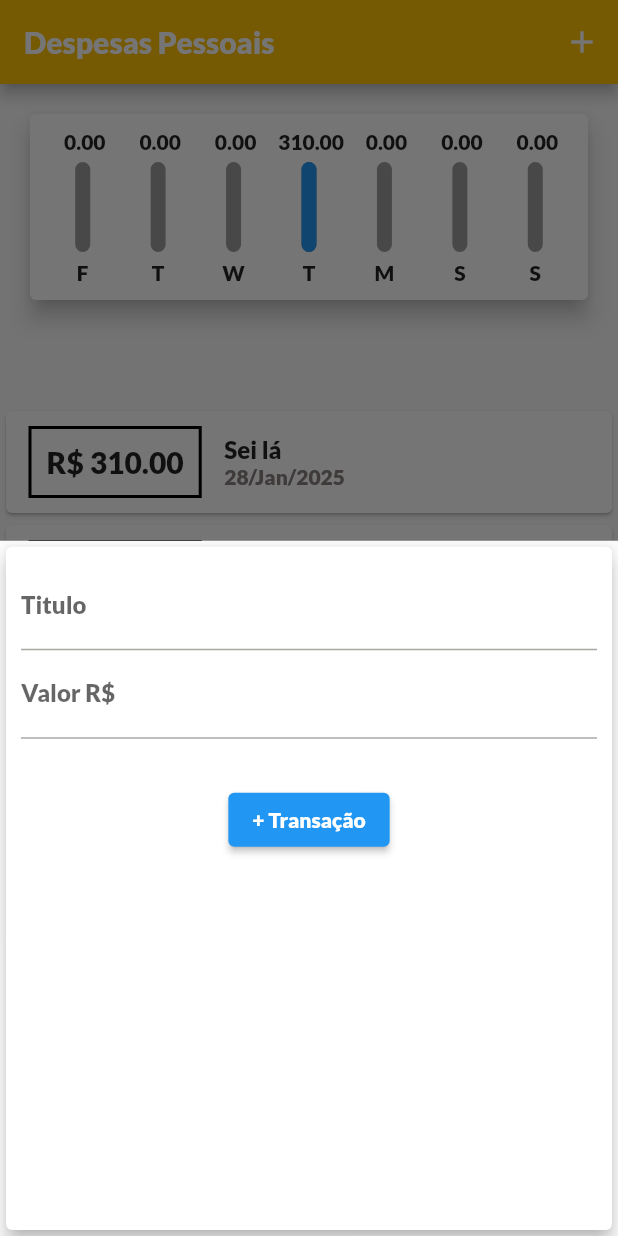
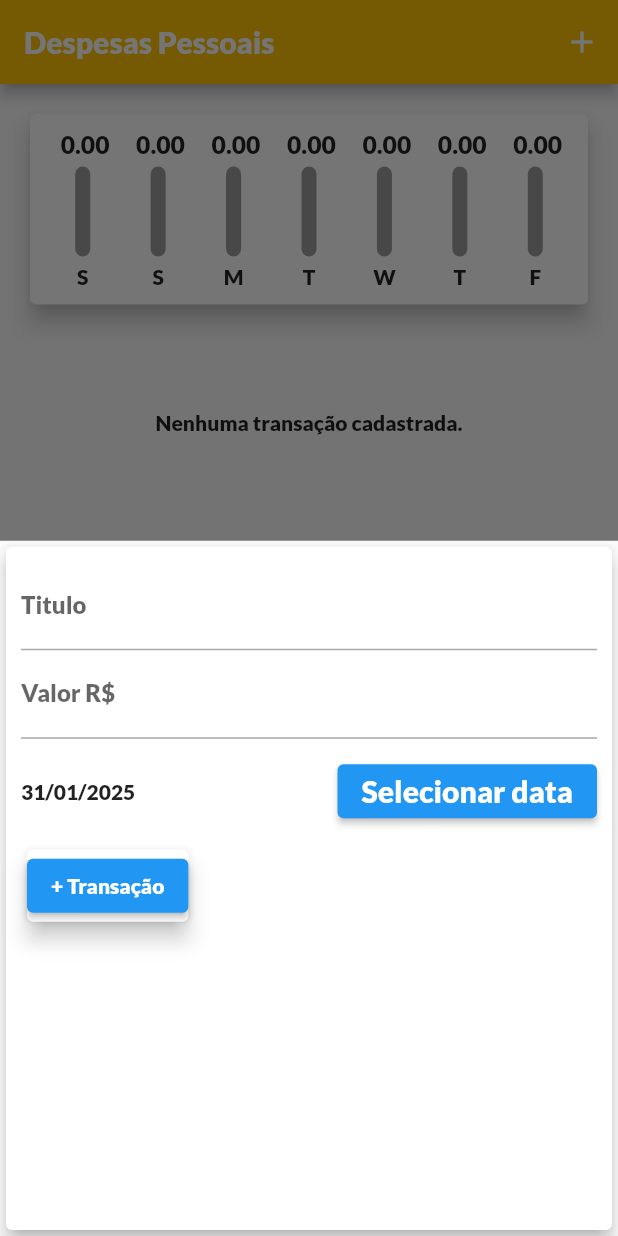
Before and after one commit to Gabriel-Vs20/App_Despesas, a Flutter app: the screen it shows after launch, after a tap on the "add" icon, on a phone screen of 412 x 824 dp. Run offline on Flutter 3.47's test engine with Material 3 defaults, Android fonts, the light colour scheme and no system bars.

Commit message:
Commit de finalização do projeto. Em breve, realizarei algumas alterações no layout do app.

```diff
--- a/lib/components/chart.dart
+++ b/lib/components/chart.dart
@@ -34,7 +34,7 @@ class Chart extends StatelessWidget {
         'day': DateFormat.E().format(weekDay)[0],
         'value': totalSum
       };
-    });
+    }).reversed.toList();
   }
 
   double get _weekTotalValue{
@@ -60,7 +60,7 @@ class Chart extends StatelessWidget {
                 child: ChartBar(
                   tr['day'].toString(),
                   tr['value'] as double,
-                  (tr['value'] as double) / _weekTotalValue,
+                  _weekTotalValue > 0 ? (tr['value'] as double) / _weekTotalValue : 0.0,
                   ),
               );
             }).toList(),
--- a/lib/components/chart_bar.dart
+++ b/lib/components/chart_bar.dart
@@ -15,7 +15,10 @@ class ChartBar extends StatelessWidget {
   Widget build(BuildContext context) {
     return Column(
       children: [
-        FittedBox(child: Text(' ${value.toStringAsFixed(2)}')),
+        Container(
+          height: 20,
+          child: FittedBox(child: Text(' ${value.toStringAsFixed(2)}'),
+          ),),
         SizedBox(height: 5),
         Container(height: 60,
         width: 10,
--- a/lib/components/transactions_field.dart
+++ b/lib/components/transactions_field.dart
@@ -1,8 +1,9 @@
 import 'package:flutter/material.dart';
+import 'package:intl/intl.dart';
 
 class TransactionsField extends StatefulWidget {
 
-  final void Function( String, double) _addTransaction;
+  final void Function( String, double, DateTime) _addTransaction;
 
   TransactionsField(this._addTransaction);
 
@@ -11,9 +12,30 @@ class TransactionsField extends StatefulWidget {
 }
 
 class _TransactionsFieldState extends State<TransactionsField> {
-  final titleController = TextEditingController();
+  final _titleController = TextEditingController();
 
-  final valueController = TextEditingController();
+  final _valueController = TextEditingController();
+
+  DateTime _selectedDate = DateTime.now();
+
+
+  _showDatePicker(){
+    showDatePicker(
+      context: context,
+      initialDate: DateTime.now(),
+      firstDate: DateTime(2019),
+      lastDate: DateTime.now()
+      ).then((pickedDate){
+
+      if(pickedDate == null){
+        return;
+      }
+      setState(() {
+      _selectedDate = pickedDate;
+      });
+
+      });
+  }
 
   @override
   Widget build(BuildContext context) {
@@ -25,21 +47,41 @@ class _TransactionsFieldState extends State<TransactionsField> {
                  children: [
 
                     TextField(
-                      controller: titleController,
+                      controller: _titleController,
                       decoration: InputDecoration(
                       labelText: 'Titulo',
 
                       ),
                     ),
                     TextField(
-                      controller: valueController,
+                      controller: _valueController,
                       keyboardType: TextInputType.number,
                       decoration: InputDecoration(
                       labelText: 'Valor R\$',
                       ),
                     ),
                   Container(
-                  margin: EdgeInsets.only(top: 30),
+                    height: 70,
+                    child: Row(children: [
+
+                      Expanded(
+                        child: Text(
+                          _selectedDate == null ? "Nenhuma data selecionada"
+                          : DateFormat('dd/MM/y').format(_selectedDate)),
+                      ),
+                      ElevatedButton(onPressed: _showDatePicker, child: Text("Selecionar data",
+                      style: TextStyle(
+                        fontSize: 20
+                      ),))
+
+                    ],
+                    ),
+                  ),
+
+                 Row(
+                   children: [
+                     Card(
+                      elevation: 6,
                        child: ElevatedButton(
 
                         style: ButtonStyle(
@@ -49,10 +91,10 @@ class _TransactionsFieldState extends State<TransactionsField> {
 
                         onPressed: (){
 
-                    final title = titleController.text;
-                    final value = double.tryParse(valueController.text) ?? 0.0;
+                        final title = _titleController.text;
+                        final value = double.tryParse(_valueController.text) ?? 0.0;
 
-                    widget._addTransaction(title, value);
+                        widget._addTransaction(title, value, _selectedDate);
                         Navigator.pop(context);
 
                        },
@@ -63,6 +105,8 @@ class _TransactionsFieldState extends State<TransactionsField> {
                      ),
                    ],
                  ),
+                 ],
+                               ),
                ),
             );
   }
--- a/lib/components/transactions_list.dart
+++ b/lib/components/transactions_list.dart
@@ -5,8 +5,9 @@ import '../models/transaction.dart';
 class TransactionsList extends StatelessWidget {
 
   List<Transaction> transactions;
+  final void Function (String) _deleteTransaction;
 
-  TransactionsList(this.transactions);
+  TransactionsList(this.transactions, this._deleteTransaction);
 
 
   @override
@@ -27,50 +28,28 @@ class TransactionsList extends StatelessWidget {
         ],
       )
       : ListView(
-                children: transactions.map((tr){
+        children:
+          transactions.map((tr){
             return Card(
-                      child: Row(children: [
-
-                      Container(
-                        margin: EdgeInsets.symmetric(
-                          horizontal: 15,
-                          vertical: 10
-                        ),
-
-                        decoration: BoxDecoration(
-                          border: Border.all(
-                            width: 2
-                          )
-                        ),
-                        padding: EdgeInsets.all(10),
-                        child: Text(
-                          'R\$ ' + tr.value.toStringAsFixed(2),
-                          style: TextStyle(
-                            fontWeight: FontWeight.bold,
-                            fontSize: 20,
-
+              elevation: 5,
+              child: ListTile(
+                leading: CircleAvatar(
+                  radius: 30,
+                  child: Padding(
+                    padding: const EdgeInsets.all(8.0),
+                    child: FittedBox(
+                      child: Text('R\$${tr.value}')),
                   ),
                 ),
-
+                title: Text(
+                  tr.title
                 ),
-
-                      Column(
-                        crossAxisAlignment: CrossAxisAlignment.start,
-                        children: [
-                          Text(tr.title,
-                          style: TextStyle(
-                            fontWeight: FontWeight.bold,
-                            fontSize: 16
+                subtitle: Text(
+                  DateFormat('d MMM y').format(tr.date),
                 ),
-                          ),
-                          Text(DateFormat('d/MMM/y').format(tr.date),
-                          style: TextStyle(
-                            color: const Color.fromARGB(255, 137, 128, 128)
-                          ),
-                          ),
-                        ],
-                      ),
-                      ],
+                trailing: IconButton(onPressed: () => _deleteTransaction(tr.id),
+                icon: Icon(Icons.delete),
+                color: Theme.of(context).colorScheme.error),
                 ),
             );
           }).toList(),
--- a/lib/main.dart
+++ b/lib/main.dart
@@ -3,7 +3,6 @@ import 'package:flutter/material.dart';
 import './models/transaction.dart';
 import './components/transactions_list.dart';
 import './components/transactions_field.dart';
-import './components/chart.dart';
 import 'dart:math';
 
 main() => runApp(AppGestao());
@@ -40,18 +39,7 @@ class HomePage extends StatefulWidget {
 }
 
 class _HomePageState extends State<HomePage> {
-  final List<Transaction> transactions = [
-    Transaction(
-        id: 't1',
-        title: 'Sei lá',
-        value: 310.00,
-        date: DateTime.now().subtract(Duration(days: 3))),
-    Transaction(
-        id: 't2',
-        title: 'Sei lá',
-        value: 400,
-        date: DateTime.now().subtract(Duration(days: 33))),
-  ];
+  final List<Transaction> transactions = [];
 
   List<Transaction> get _recentTransactions {
     return transactions.where((tr) {
@@ -59,12 +47,12 @@ class _HomePageState extends State<HomePage> {
     }).toList();
   }
 
-  _addTransaction(String title, double value) {
+  _addTransaction(String title, double value, DateTime date) {
     final newTransaction = Transaction(
         id: Random().nextDouble().toString(),
         title: title,
         value: value,
-        date: DateTime.now());
+        date: date);
 
     setState(() {
       transactions.add(newTransaction);
@@ -77,6 +65,15 @@ class _HomePageState extends State<HomePage> {
         builder: (_) {
           return TransactionsField(_addTransaction);
         });
+  }
+
+  _deleteTransaction (String id){
+    setState(() {
+
+      transactions.removeWhere((tr){
+        return tr.id == id;
+      });
+    });
   }
 
   @override
@@ -100,7 +97,7 @@ class _HomePageState extends State<HomePage> {
                 SizedBox(height: 50),
               ],
             ),
-            TransactionsList(transactions),
+            TransactionsList(transactions, _deleteTransaction),
           ],
         ),
       ),
```
Lines whose indentation alone changed are shown as unchanged.
